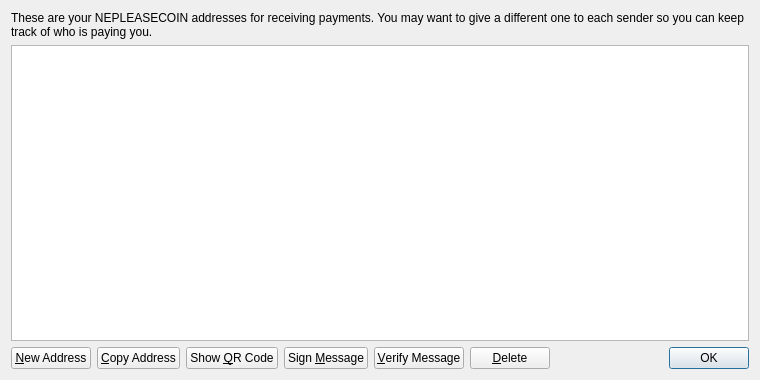
Old version of the form src/qt/forms/addressbookpage.ui in the repository NPR-COIN-PROJECT/NPR_COIN.
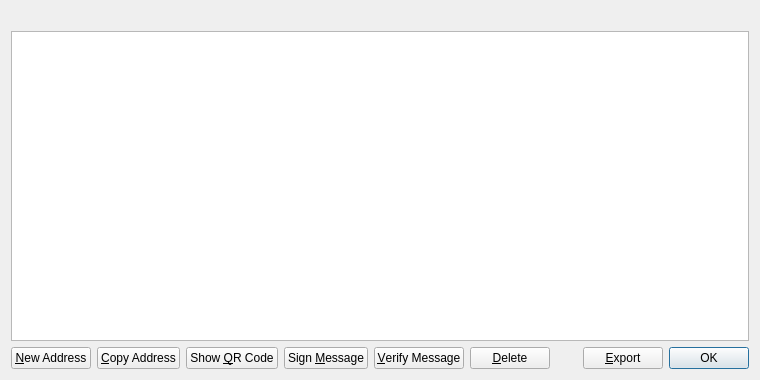
New version of the form. Icons and pictures are not drawn.

```diff
--- a/src/qt/forms/addressbookpage.ui
+++ b/src/qt/forms/addressbookpage.ui
@@ -16,9 +16,6 @@
   <layout class="QVBoxLayout" name="verticalLayout">
    <item>
     <widget class="QLabel" name="labelExplanation">
-     <property name="text">
-      <string>These are your NEPLEASECOIN addresses for receiving payments. You may want to give a different one to each sender so you can keep track of who is paying you.</string>
-     </property>
      <property name="textFormat">
       <enum>Qt::PlainText</enum>
      </property>
@@ -151,6 +148,20 @@
        </property>
       </spacer>
      </item>
+     <item>
+      <widget class="QPushButton" name="exportButton">
+       <property name="toolTip">
+        <string>Export the data in the current tab to a file</string>
+       </property>
+       <property name="text">
+        <string>&amp;Export</string>
+       </property>
+       <property name="icon">
+        <iconset resource="../bitcoin.qrc">
+         <normaloff>:/icons/export</normaloff>:/icons/export</iconset>
+       </property>
+      </widget>
+     </item>
      <item>
       <widget class="QDialogButtonBox" name="buttonBox">
        <property name="sizePolicy">
```
Left out of the diff: 6 changed lines with no effect on the pictures.
